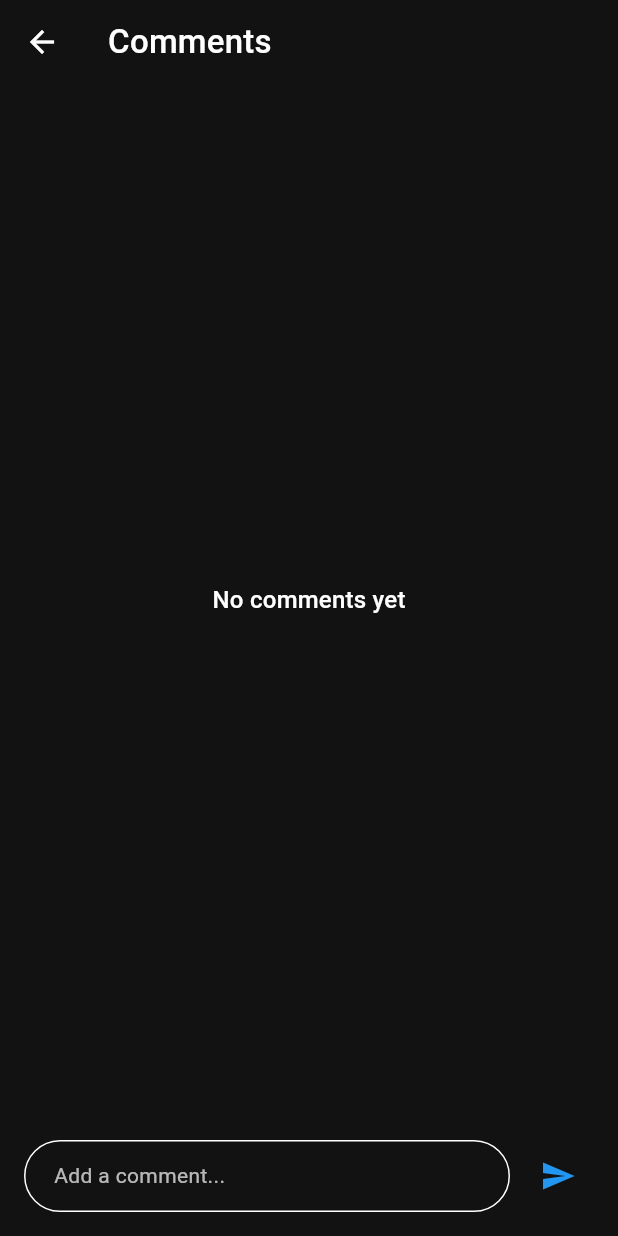
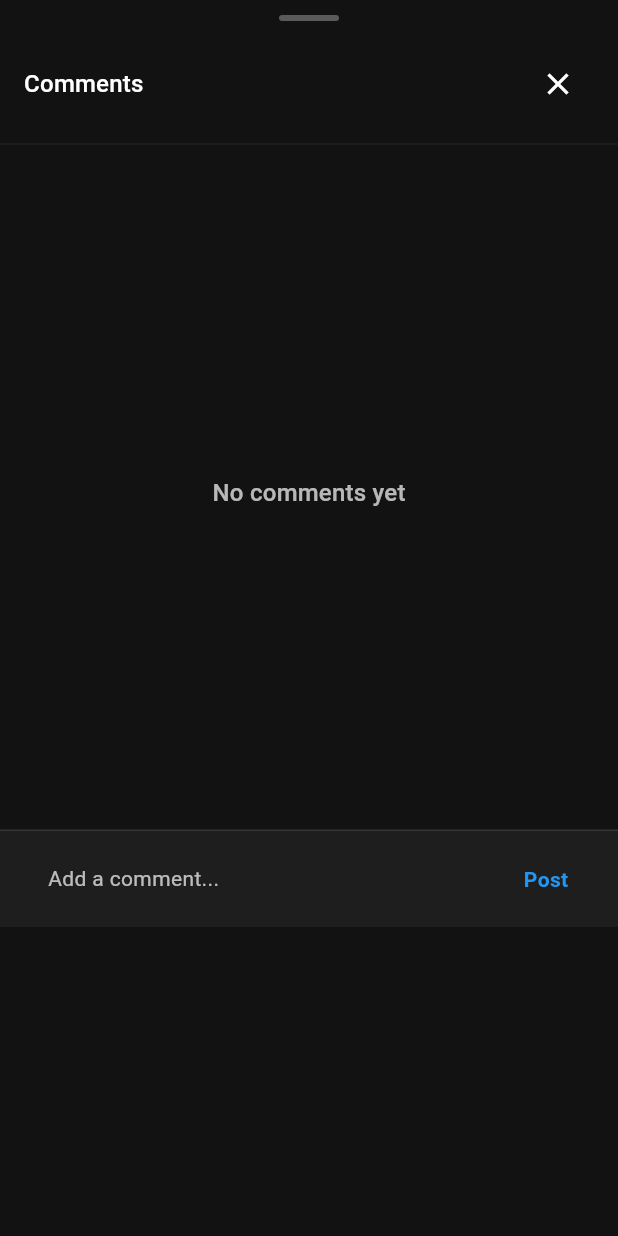
Before and after one commit to Rishab-Kumar09/Reel-AI, a Flutter app: the CommentsView widget shown alone on an empty page, opened directly with empty values, on a phone screen of 412 x 824 dp. Run offline on Flutter 3.47's test engine with Material 3 defaults, Android fonts, the phone set to English and light mode, and no system bars; our stand-ins replace cached_network_image, camera, cloud_firestore, file_picker, firebase_auth, firebase_core and 7 more; missing offline and left inert: video_compress; accounts and stored records are empty; network calls fail.

Commit message:
Share and like and comment buttons are working

```diff
--- a/lib/core/routes/app_pages.dart
+++ b/lib/core/routes/app_pages.dart
@@ -5,7 +5,6 @@ import 'package:flutter_firebase_app_new/features/feed/presentation/views/feed_v
 import 'package:flutter_firebase_app_new/features/profile/presentation/views/profile_view.dart';
 import 'package:flutter_firebase_app_new/features/navigation/presentation/views/main_navigation_view.dart';
 import 'package:flutter_firebase_app_new/features/create/presentation/views/camera_view.dart';
-import 'package:flutter_firebase_app_new/features/feed/presentation/views/comments_view.dart';
 import 'package:flutter_firebase_app_new/features/feed/presentation/views/video_player_view.dart';
 import 'package:flutter_firebase_app_new/core/routes/app_routes.dart';
 import 'package:flutter_firebase_app_new/features/auth/presentation/controllers/auth_controller.dart';
@@ -48,11 +47,6 @@ class AppPages {
       transition: Transition.fadeIn,
     ),
     GetPage(
-      name: Routes.comments,
-      page: () => const CommentsView(),
-      transition: Transition.fadeIn,
-    ),
-    GetPage(
       name: Routes.videoPlayer,
       page: () => const VideoPlayerView(),
       transition: Transition.fadeIn,
--- a/lib/features/feed/presentation/controllers/comments_controller.dart
+++ b/lib/features/feed/presentation/controllers/comments_controller.dart
@@ -2,14 +2,15 @@ import 'package:get/get.dart';
 import 'package:cloud_firestore/cloud_firestore.dart';
 import 'package:flutter_firebase_app_new/features/auth/presentation/controllers/auth_controller.dart';
 import 'package:flutter_firebase_app_new/features/feed/data/models/comment_model.dart';
+import 'package:firebase_auth/firebase_auth.dart';
 
 class CommentsController extends GetxController {
   final FirebaseFirestore _firestore = FirebaseFirestore.instance;
   final AuthController _authController = Get.find<AuthController>();
-
+  String videoId;
+  final uid = FirebaseAuth.instance.currentUser!.uid;
   final RxList<CommentModel> comments = <CommentModel>[].obs;
   final RxBool isLoading = false.obs;
-  final String videoId;
 
   CommentsController({required this.videoId});
 
@@ -21,6 +22,7 @@ class CommentsController extends GetxController {
 
   Future<void> loadComments() async {
     try {
+      print('Loading comments for video: $videoId');
       isLoading.value = true;
       final querySnapshot = await _firestore
           .collection('comments')
@@ -28,17 +30,27 @@ class CommentsController extends GetxController {
           .orderBy('createdAt', descending: true)
           .get();
 
+      print('Found ${querySnapshot.docs.length} comments');
+
+      // Print each comment document for debugging
+      querySnapshot.docs.forEach((doc) {
+        print('Comment doc: ${doc.data()}');
+      });
+
       comments.value = querySnapshot.docs
           .map((doc) => CommentModel.fromFirestore(doc))
           .toList();
+
+      print('Loaded ${comments.length} comments into the list');
 
       // Update video comment count
       final videoRef = _firestore.collection('videos').doc(videoId);
       await videoRef.update({
         'comments': comments.length,
       });
-    } catch (e) {
+    } catch (e, stackTrace) {
       print('Error loading comments: $e');
+      print('Stack trace: $stackTrace');
     } finally {
       isLoading.value = false;
     }
--- a/lib/features/feed/presentation/views/comments_view.dart
+++ b/lib/features/feed/presentation/views/comments_view.dart
@@ -6,7 +6,12 @@ import 'package:flutter_firebase_app_new/features/auth/presentation/controllers/
 import 'package:timeago/timeago.dart' as timeago;
 
 class CommentsView extends StatefulWidget {
-  const CommentsView({super.key});
+  final String videoId;
+
+  const CommentsView({
+    super.key,
+    required this.videoId,
+  });
 
   @override
   State<CommentsView> createState() => _CommentsViewState();
@@ -20,28 +25,67 @@ class _CommentsViewState extends State<CommentsView> {
   @override
   void initState() {
     super.initState();
-    final videoId = Get.arguments as String;
-    _commentsController = Get.put(CommentsController(videoId: videoId));
+    print('CommentsView initialized with videoId: ${widget.videoId}');
+    _commentsController = Get.put(
+      CommentsController(videoId: widget.videoId),
+      tag: widget.videoId,
+    );
+    _commentsController.loadComments();
   }
 
   @override
   void dispose() {
+    Get.delete<CommentsController>(tag: widget.videoId);
     _commentController.dispose();
     super.dispose();
   }
 
   @override
   Widget build(BuildContext context) {
-    return Scaffold(
-      appBar: AppBar(
-        title: const Text('Comments'),
-        backgroundColor: Colors.transparent,
-        elevation: 0,
+    return Container(
+      height: MediaQuery.of(context).size.height * 0.75,
+      decoration: const BoxDecoration(
+        color: AppTheme.backgroundColor,
+        borderRadius: BorderRadius.vertical(top: Radius.circular(20)),
       ),
-      body: Column(
+      child: Column(
         children: [
+          // Handle bar
+          Container(
+            margin: const EdgeInsets.symmetric(vertical: 10),
+            width: 40,
+            height: 4,
+            decoration: BoxDecoration(
+              color: AppTheme.textSecondaryColor.withOpacity(0.3),
+              borderRadius: BorderRadius.circular(2),
+            ),
+          ),
+          // Header
+          Padding(
+            padding: const EdgeInsets.symmetric(horizontal: 16, vertical: 8),
+            child: Row(
+              mainAxisAlignment: MainAxisAlignment.spaceBetween,
+              children: [
+                Text(
+                  'Comments',
+                  style: AppTheme.titleMedium.copyWith(
+                    color: AppTheme.textPrimaryColor,
+                  ),
+                ),
+                IconButton(
+                  icon: const Icon(Icons.close),
+                  onPressed: () => Get.back(),
+                  color: AppTheme.textPrimaryColor,
+                ),
+              ],
+            ),
+          ),
+          const Divider(color: AppTheme.surfaceColor),
+          // Comments List
           Expanded(
             child: Obx(() {
+              print(
+                  'Rebuilding comments list. Count: ${_commentsController.comments.length}');
               if (_commentsController.isLoading.value &&
                   _commentsController.comments.isEmpty) {
                 return const Center(child: CircularProgressIndicator());
@@ -53,34 +97,45 @@ class _CommentsViewState extends State<CommentsView> {
                   child: Text(
                     'No comments yet',
                     style: AppTheme.titleMedium.copyWith(
-                      color: AppTheme.textPrimaryColor,
+                      color: AppTheme.textSecondaryColor,
                     ),
                   ),
                 );
               }
 
               return ListView.builder(
+                padding: const EdgeInsets.symmetric(horizontal: 16),
                 itemCount: _commentsController.comments.length,
                 itemBuilder: (context, index) {
                   final comment = _commentsController.comments[index];
                   final isCurrentUser =
                       comment.userId == _authController.user.value?.id;
 
-                  return ListTile(
-                    leading: CircleAvatar(
+                  return Padding(
+                    padding: const EdgeInsets.symmetric(vertical: 8),
+                    child: Row(
+                      crossAxisAlignment: CrossAxisAlignment.start,
+                      children: [
+                        CircleAvatar(
+                          radius: 16,
                           backgroundColor: AppTheme.primaryColor,
                           child: Text(
                             comment.username[0].toUpperCase(),
-                        style: AppTheme.titleMedium.copyWith(
+                            style: AppTheme.bodySmall.copyWith(
                               color: AppTheme.textPrimaryColor,
                             ),
                           ),
                         ),
-                    title: Row(
+                        const SizedBox(width: 12),
+                        Expanded(
+                          child: Column(
+                            crossAxisAlignment: CrossAxisAlignment.start,
+                            children: [
+                              Row(
                                 children: [
                                   Text(
                                     comment.username,
-                          style: AppTheme.titleSmall.copyWith(
+                                    style: AppTheme.bodyMedium.copyWith(
                                       color: AppTheme.textPrimaryColor,
                                       fontWeight: FontWeight.bold,
                                     ),
@@ -94,35 +149,53 @@ class _CommentsViewState extends State<CommentsView> {
                                   ),
                                 ],
                               ),
-                    subtitle: Text(
+                              const SizedBox(height: 4),
+                              Text(
                                 comment.text,
                                 style: AppTheme.bodyMedium.copyWith(
                                   color: AppTheme.textPrimaryColor,
                                 ),
                               ),
-                    trailing: Row(
-                      mainAxisSize: MainAxisSize.min,
+                              const SizedBox(height: 4),
+                              Row(
                                 children: [
-                        IconButton(
-                          onPressed: () =>
-                              _commentsController.likeComment(comment.id),
-                          icon: const Icon(Icons.favorite_border),
-                          color: AppTheme.textPrimaryColor,
+                                  GestureDetector(
+                                    onTap: () => _commentsController
+                                        .likeComment(comment.id),
+                                    child: Row(
+                                      children: [
+                                        Icon(
+                                          Icons.favorite_border,
+                                          size: 16,
+                                          color: AppTheme.textSecondaryColor,
                                         ),
+                                        const SizedBox(width: 4),
                                         Text(
-                          comment.likes.toString(),
+                                          '${comment.likes}',
                                           style: AppTheme.bodySmall.copyWith(
-                            color: AppTheme.textPrimaryColor,
+                                            color: AppTheme.textSecondaryColor,
+                                          ),
+                                        ),
+                                      ],
                                     ),
                                   ),
                                   if (isCurrentUser) ...[
-                          IconButton(
-                            onPressed: () =>
-                                _commentsController.deleteComment(comment.id),
-                            icon: const Icon(Icons.delete_outline),
+                                    const SizedBox(width: 16),
+                                    GestureDetector(
+                                      onTap: () => _commentsController
+                                          .deleteComment(comment.id),
+                                      child: Icon(
+                                        Icons.delete_outline,
+                                        size: 16,
                                         color: AppTheme.errorColor,
                                       ),
+                                    ),
                                   ],
+                                ],
+                              ),
+                            ],
+                          ),
+                        ),
                       ],
                     ),
                   );
@@ -130,8 +203,23 @@ class _CommentsViewState extends State<CommentsView> {
               );
             }),
           ),
-          Padding(
-            padding: const EdgeInsets.all(16.0),
+          // Comment Input
+          Container(
+            padding: EdgeInsets.only(
+              left: 16,
+              right: 16,
+              top: 8,
+              bottom: MediaQuery.of(context).viewInsets.bottom + 8,
+            ),
+            decoration: BoxDecoration(
+              color: AppTheme.surfaceColor,
+              border: Border(
+                top: BorderSide(
+                  color: AppTheme.textSecondaryColor.withOpacity(0.1),
+                ),
+              ),
+            ),
+            child: SafeArea(
               child: Row(
                 children: [
                   Expanded(
@@ -145,9 +233,7 @@ class _CommentsViewState extends State<CommentsView> {
                         hintStyle: AppTheme.bodyMedium.copyWith(
                           color: AppTheme.textSecondaryColor,
                         ),
-                      border: OutlineInputBorder(
-                        borderRadius: BorderRadius.circular(24),
-                      ),
+                        border: InputBorder.none,
                         contentPadding: const EdgeInsets.symmetric(
                           horizontal: 16,
                           vertical: 12,
@@ -155,19 +241,25 @@ class _CommentsViewState extends State<CommentsView> {
                       ),
                     ),
                   ),
-                const SizedBox(width: 8),
-                IconButton(
+                  TextButton(
                     onPressed: () {
                       final text = _commentController.text.trim();
                       if (text.isNotEmpty) {
+                        print('Posting comment: $text');
                         _commentsController.addComment(text);
                         _commentController.clear();
                       }
                     },
-                  icon: const Icon(Icons.send),
+                    child: Text(
+                      'Post',
+                      style: AppTheme.bodyMedium.copyWith(
                         color: AppTheme.primaryColor,
+                        fontWeight: FontWeight.bold,
+                      ),
+                    ),
                   ),
                 ],
+              ),
             ),
           ),
         ],
--- a/pubspec.yaml
+++ b/pubspec.yaml
@@ -75,6 +75,7 @@ dependencies:
 
   # Added from the code block
   timeago: ^3.6.0
+  share_plus: ^10.1.4
 
 dev_dependencies:
   flutter_test:
```
Also changed, not shown: lib/features/feed/presentation/controllers/feed_controller.dart (+23 -1 lines), lib/features/feed/presentation/views/feed_view.dart (+13 -3 lines), lib/features/feed/presentation/views/video_player_view.dart (+12 -3 lines), lib/core/theme/app_theme.dart (line endings or trailing spaces), pubspec.lock, 7 other files. Lines whose indentation alone changed are shown as unchanged.
